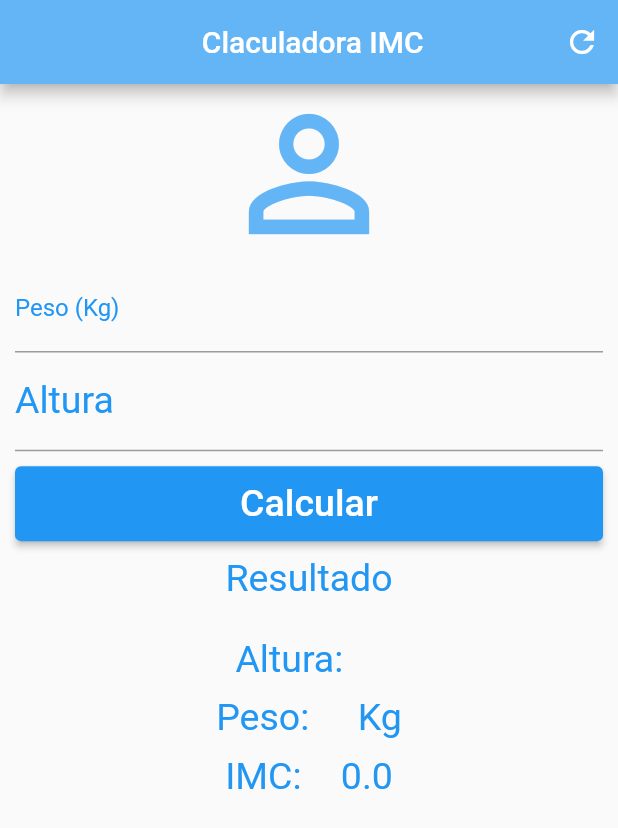
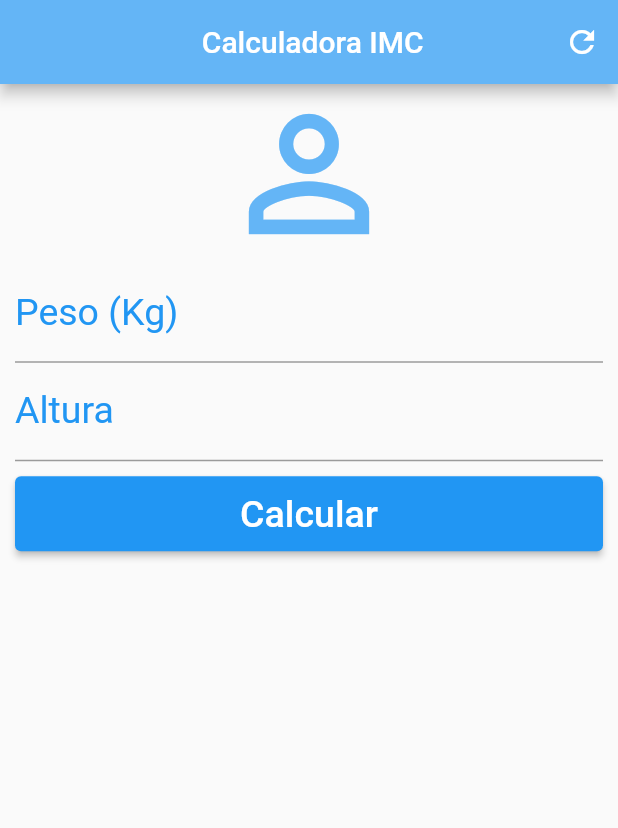
Before and after one commit to Igorgabriell32/Aplicativo-IMC, a Flutter app: the screen it shows after launch, after a tap on "Calcular", on a phone screen of 412 x 824 dp. Shown: the top 828 px of the screen. Run offline on Flutter 3.47's test engine with Material 2 defaults, Android fonts, the phone set to English and light mode, and no system bars; our stand-ins replace get.

```diff
--- a/app/lib/controller.dart
+++ b/app/lib/controller.dart
@@ -16,11 +16,17 @@ class controllerIMC extends GetxController {
       double altura;
       double peso;
       var imcformatado = imc.toStringAsFixed(2);
+
       altura = double.parse(valorAltura.text);
       peso = double.parse(valorKg.text);
+
+      if (altura <= 0 || peso <= 0) {
+        return false;
+      } else {
         imc = peso / (altura * altura);
         imcformatado = imc.toStringAsFixed(2);
         imcfinal.value = double.parse(imcformatado);
+
         if (imcfinal.value < 18.5) {
           msg.value = 'Abaixo do peso';
         } else if (imcfinal.value > 18.5 && imcfinal.value < 24.9) {
@@ -30,7 +36,10 @@ class controllerIMC extends GetxController {
         } else if (imcfinal.value > 30) {
           msg.value = 'Obesidade';
         }
+
         update();
+        return true;
+      }
     } catch (e) {
       return e;
     }
--- a/app/lib/home.dart
+++ b/app/lib/home.dart
@@ -1,7 +1,5 @@
 import 'package:app/controller.dart';
 import 'package:flutter/material.dart';
-import 'package:flutter/src/widgets/framework.dart';
-import 'package:flutter/src/widgets/placeholder.dart';
 import 'package:get/get.dart';
 
 class HomePage extends StatelessWidget {
@@ -12,7 +10,7 @@ class HomePage extends StatelessWidget {
   Widget build(BuildContext context) {
     return Scaffold(
         appBar: AppBar(
-          title: const Text(' Claculadora IMC'),
+          title: const Text(' Calculadora IMC'),
           centerTitle: true,
           backgroundColor: Colors.blue.shade300,
           actions: <Widget>[
@@ -42,19 +40,21 @@ class HomePage extends StatelessWidget {
                     keyboardType: TextInputType.number,
                     decoration: const InputDecoration(
                       labelText: "Peso (Kg)",
-                      labelStyle: TextStyle(color: Colors.blue),
+                      labelStyle: TextStyle(color: Colors.blue, fontSize: 25.0),
                     ),
                     textAlign: TextAlign.center,
                     style: const TextStyle(color: Colors.blue),
                     controller: controller.valorKg,
                   ),
                   TextField(
+                    keyboardType: TextInputType.number,
                     decoration: const InputDecoration(
                       labelText: "Altura",
                       labelStyle: TextStyle(color: Colors.blue, fontSize: 25.0),
                     ),
                     textAlign: TextAlign.center,
                     controller: controller.valorAltura,
+                    style: TextStyle(color: Colors.blue),
                   ),
                   Padding(
                     padding: const EdgeInsets.only(top: 10.0, bottom: 10.0),
@@ -62,7 +62,9 @@ class HomePage extends StatelessWidget {
                       height: 50,
                       child: ElevatedButton(
                         onPressed: () {
-                          controller.calculaIMC();
+                          controller.calculaIMC()
+                              ? controller.calculaIMC()
+                              : notificacaoerro(context);
                         },
                         child: const Text(
                           'Calcular',
@@ -71,9 +73,14 @@ class HomePage extends StatelessWidget {
                       ),
                     ),
                   ),
+                  Obx(() => controller.imcfinal.value <= 0
+                      ? Container()
+                      : Column(
+                          children: [
                             const Text(
                               'Resultado',
-                    style: TextStyle(fontSize: 25, color: Colors.blue),
+                              style:
+                                  TextStyle(fontSize: 25, color: Colors.blue),
                               textAlign: TextAlign.center,
                             ),
                             Padding(
@@ -86,8 +93,8 @@ class HomePage extends StatelessWidget {
                                     children: [
                                       Text(
                                         'Altura: ',
-                              style:
-                                  TextStyle(fontSize: 25, color: Colors.blue),
+                                        style: TextStyle(
+                                            fontSize: 25, color: Colors.blue),
                                         textAlign: TextAlign.start,
                                       ),
                                       SizedBox(
@@ -95,8 +102,8 @@ class HomePage extends StatelessWidget {
                                       ),
                                       Text(
                                         '${controller.valorAltura.text}',
-                              style:
-                                  TextStyle(fontSize: 25, color: Colors.blue),
+                                        style: TextStyle(
+                                            fontSize: 25, color: Colors.blue),
                                         textAlign: TextAlign.start,
                                       ),
                                     ],
@@ -109,8 +116,8 @@ class HomePage extends StatelessWidget {
                                     children: [
                                       Text(
                                         'Peso: ',
-                              style:
-                                  TextStyle(fontSize: 25, color: Colors.blue),
+                                        style: TextStyle(
+                                            fontSize: 25, color: Colors.blue),
                                         textAlign: TextAlign.start,
                                       ),
                                       SizedBox(
@@ -118,8 +125,8 @@ class HomePage extends StatelessWidget {
                                       ),
                                       Text(
                                         '${controller.valorKg.text + ' Kg'}',
-                              style:
-                                  TextStyle(fontSize: 25, color: Colors.blue),
+                                        style: TextStyle(
+                                            fontSize: 25, color: Colors.blue),
                                         textAlign: TextAlign.start,
                                       ),
                                     ],
@@ -132,8 +139,8 @@ class HomePage extends StatelessWidget {
                                     children: [
                                       Text(
                                         'IMC: ',
-                              style:
-                                  TextStyle(fontSize: 25, color: Colors.blue),
+                                        style: TextStyle(
+                                            fontSize: 25, color: Colors.blue),
                                         textAlign: TextAlign.start,
                                       ),
                                       SizedBox(
@@ -141,8 +148,8 @@ class HomePage extends StatelessWidget {
                                       ),
                                       Text(
                                         '${controller.imcfinal.value}',
-                              style:
-                                  TextStyle(fontSize: 25, color: Colors.blue),
+                                        style: TextStyle(
+                                            fontSize: 25, color: Colors.blue),
                                         textAlign: TextAlign.start,
                                       ),
                                     ],
@@ -150,12 +157,18 @@ class HomePage extends StatelessWidget {
                                   Padding(
                                     padding: const EdgeInsets.all(30.0),
                                     child: Row(
-                            mainAxisAlignment: MainAxisAlignment.center,
+                                      mainAxisAlignment:
+                                          MainAxisAlignment.center,
                                       children: [
                                         Text(
                                           '${controller.msg.value}',
-                                style:
-                                    TextStyle(fontSize: 25, color: Colors.blue),
+                                          style: TextStyle(
+                                              fontSize: 25,
+                                              color: controller.msg.value
+                                                          .toString() ==
+                                                      'Obesidade'
+                                                  ? Colors.red
+                                                  : Colors.blue),
                                           textAlign: TextAlign.start,
                                         ),
                                       ],
@@ -165,9 +178,32 @@ class HomePage extends StatelessWidget {
                               ),
                             ),
                           ],
+                        )),
+                ],
               );
             },
           ),
         ));
   }
+
+  notificacaoerro(BuildContext context) {
+    return showDialog(
+      context: context,
+      builder: (ctx) => AlertDialog(
+        title: Text(
+          "Valor inválido ",
+          style: TextStyle(color: Colors.red),
+        ),
+        content: Text("Informe valores vlidos para o \nPeso e Altura"),
+        actions: <Widget>[
+          ElevatedButton(
+            onPressed: () {
+              Navigator.of(ctx).pop();
+            },
+            child: Text("fechar"),
+          ),
+        ],
+      ),
+    );
   }
+}
--- a/app/lib/main.dart
+++ b/app/lib/main.dart
@@ -3,5 +3,8 @@ import 'package:flutter/material.dart';
 import 'package:get/get.dart';
 
 void main() {
-  runApp(GetMaterialApp(home: HomePage()));
+  runApp(GetMaterialApp(
+    home: HomePage(),
+    debugShowCheckedModeBanner: false,
+  ));
 }
```
Lines whose indentation alone changed are shown as unchanged.
